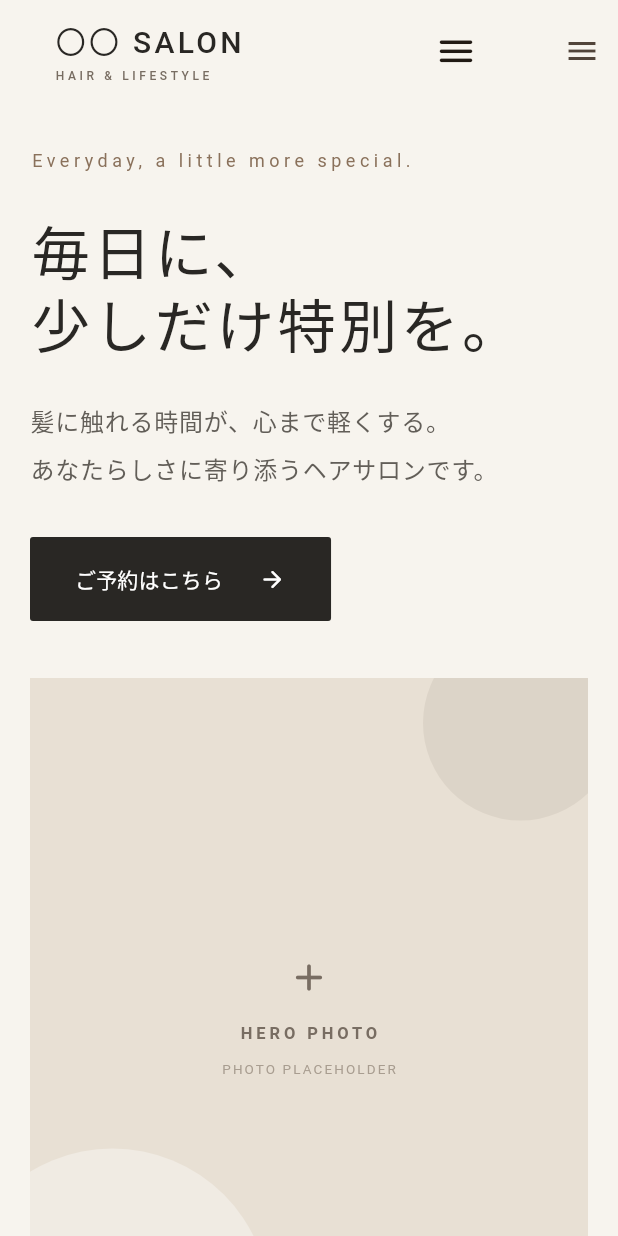
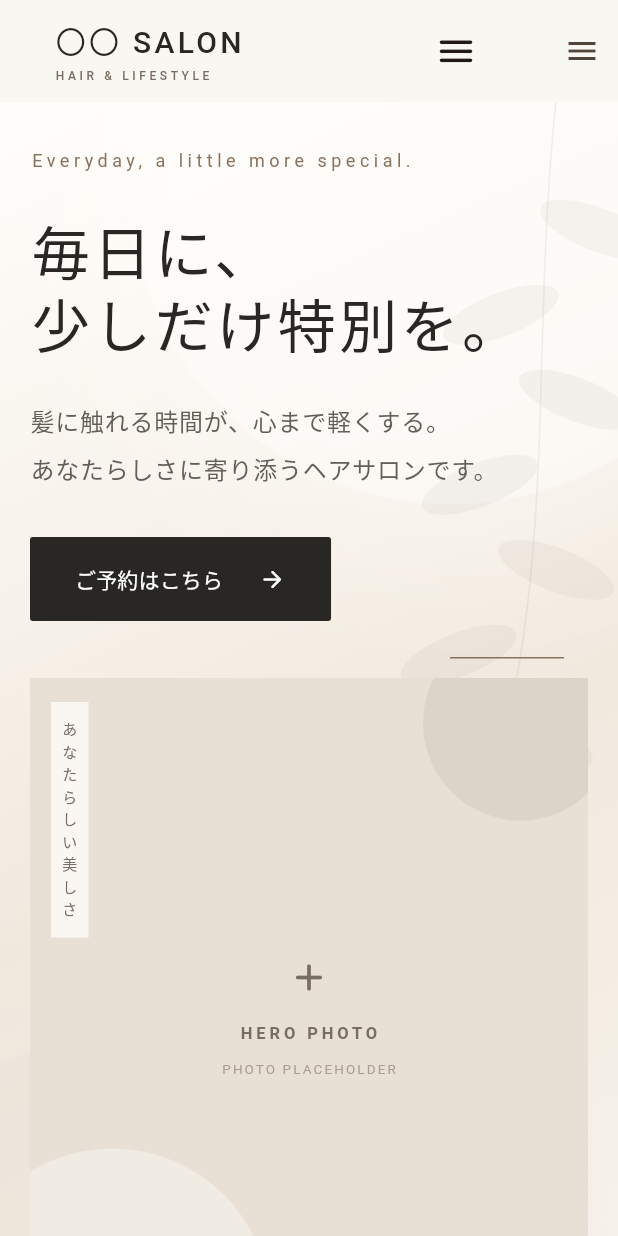
Before and after one commit to takuya42/portfolio, a Flutter app: the screen it shows after launch, after a tap on the "menu" icon, after a tap on "ご予約はこちら", on a phone screen of 412 x 824 dp. Run offline on Flutter 3.47's test engine with Material 3 defaults, Android fonts, the light colour scheme and no system bars.

Commit message:
Elevate salon visuals with ambient motion

```diff
--- /dev/null
+++ b/lib/widgets/common/ambient_background.dart
@@ -0,0 +1,207 @@
+import 'dart:math' as math;
+
+import 'package:flutter/material.dart';
+
+import '../../core/app_colors.dart';
+
+/// A quiet, reusable salon backdrop made entirely with Flutter primitives.
+///
+/// The long animation cycle is intentional: the light and botanical shadows
+/// should be felt rather than watched. Reduced-motion preferences are honored.
+class AmbientBackground extends StatefulWidget {
+  const AmbientBackground({required this.child, super.key});
+
+  final Widget child;
+
+  @override
+  State<AmbientBackground> createState() => _AmbientBackgroundState();
+}
+
+class _AmbientBackgroundState extends State<AmbientBackground>
+    with SingleTickerProviderStateMixin {
+  late final AnimationController _controller;
+
+  @override
+  void initState() {
+    super.initState();
+    _controller = AnimationController(
+      vsync: this,
+      duration: const Duration(seconds: 24),
+    );
+  }
+
+  @override
+  void didChangeDependencies() {
+    super.didChangeDependencies();
+    if (MediaQuery.disableAnimationsOf(context)) {
+      _controller.stop();
+    } else if (!_controller.isAnimating) {
+      _controller.repeat(reverse: true);
+    }
+  }
+
+  @override
+  void dispose() {
+    _controller.dispose();
+    super.dispose();
+  }
+
+  @override
+  Widget build(BuildContext context) {
+    return ClipRect(
+      child: AnimatedBuilder(
+        animation: _controller,
+        child: widget.child,
+        builder: (context, child) {
+          final phase = MediaQuery.disableAnimationsOf(context)
+              ? .35
+              : _controller.value;
+          return Stack(
+            children: [
+              const Positioned.fill(child: _SoftGradient()),
+              Positioned(
+                top: -170 + (phase * 18),
+                right: -110 + (phase * 14),
+                child: _BlurredOrb(
+                  size: 430,
+                  color: AppColors.white.withValues(alpha: .42),
+                ),
+              ),
+              Positioned(
+                bottom: -210 + (phase * 22),
+                left: -150 + (phase * 10),
+                child: _BlurredOrb(
+                  size: 480,
+                  color: AppColors.sand.withValues(alpha: .32),
+                ),
+              ),
+              Positioned.fill(
+                child: Transform.translate(
+                  offset: Offset(phase * 7, phase * 4),
+                  child: Transform.rotate(
+                    angle: (phase - .5) * .012,
+                    alignment: Alignment.topRight,
+                    child: CustomPaint(
+                      painter: _BotanicalLightPainter(progress: phase),
+                    ),
+                  ),
+                ),
+              ),
+              if (child != null) child,
+            ],
+          );
+        },
+      ),
+    );
+  }
+}
+
+class _SoftGradient extends StatelessWidget {
+  const _SoftGradient();
+
+  @override
+  Widget build(BuildContext context) {
+    return const DecoratedBox(
+      decoration: BoxDecoration(
+        gradient: LinearGradient(
+          begin: Alignment.topLeft,
+          end: Alignment.bottomRight,
+          colors: [Color(0xFFFFFEFB), Color(0xFFF1E9DE), Color(0xFFF8F5EF)],
+          stops: [0, .52, 1],
+        ),
+      ),
+    );
+  }
+}
+
+class _BlurredOrb extends StatelessWidget {
+  const _BlurredOrb({required this.size, required this.color});
+
+  final double size;
+  final Color color;
+
+  @override
+  Widget build(BuildContext context) {
+    return Container(
+      width: size,
+      height: size,
+      decoration: BoxDecoration(
+        shape: BoxShape.circle,
+        color: color,
+        boxShadow: [
+          BoxShadow(color: color, blurRadius: 80, spreadRadius: 34),
+        ],
+      ),
+    );
+  }
+}
+
+class _BotanicalLightPainter extends CustomPainter {
+  const _BotanicalLightPainter({required this.progress});
+
+  final double progress;
+
+  @override
+  void paint(Canvas canvas, Size size) {
+    final shadow = Paint()
+      ..color = AppColors.taupe.withValues(alpha: .065)
+      ..style = PaintingStyle.fill;
+    final stem = Paint()
+      ..color = AppColors.taupe.withValues(alpha: .1)
+      ..style = PaintingStyle.stroke
+      ..strokeWidth = 1.1;
+
+    final origin = Offset(size.width * .9, -30);
+    final path = Path()
+      ..moveTo(origin.dx, origin.dy)
+      ..cubicTo(
+        size.width * .84,
+        size.height * .18,
+        size.width * .91,
+        size.height * .34,
+        size.width * .76,
+        size.height * .55,
+      );
+    canvas.drawPath(path, stem);
+
+    for (var index = 0; index < 7; index++) {
+      final distance = index / 7;
+      final center = Offset(
+        size.width * (.89 - distance * .12),
+        size.height * (.08 + distance * .44),
+      );
+      final side = index.isEven ? 1.0 : -1.0;
+      canvas.save();
+      canvas.translate(center.dx, center.dy);
+      canvas.rotate(side * (.35 + math.sin(progress * math.pi) * .02));
+      canvas.drawOval(
+        Rect.fromCenter(
+          center: Offset(side * 31, 0),
+          width: 82,
+          height: 29,
+        ),
+        shadow,
+      );
+      canvas.restore();
+    }
+
+    final curve = Paint()
+      ..color = AppColors.accent.withValues(alpha: .14 * progress)
+      ..style = PaintingStyle.stroke
+      ..strokeWidth = .8;
+    canvas.drawArc(
+      Rect.fromCircle(
+        center: Offset(size.width * .08, size.height * .73),
+        radius: size.width * .24,
+      ),
+      -1.1,
+      1.8,
+      false,
+      curve,
+    );
+  }
+
+  @override
+  bool shouldRepaint(_BotanicalLightPainter oldDelegate) =>
+      oldDelegate.progress != progress;
+}
--- a/lib/widgets/common/motion.dart
+++ b/lib/widgets/common/motion.dart
@@ -1,4 +1,6 @@
 import 'package:flutter/material.dart';
+
+import '../../core/app_colors.dart';
 
 /// Fades and lifts its child the first time it enters the viewport.
 ///
@@ -144,3 +146,47 @@ class _HoverLiftState extends State<HoverLift> {
     );
   }
 }
+
+/// Gently zooms media and washes it with a warm translucent overlay on hover.
+class HoverMedia extends StatefulWidget {
+  const HoverMedia({required this.child, super.key});
+
+  final Widget child;
+
+  @override
+  State<HoverMedia> createState() => _HoverMediaState();
+}
+
+class _HoverMediaState extends State<HoverMedia> {
+  bool _hovered = false;
+
+  @override
+  Widget build(BuildContext context) {
+    final reduceMotion = MediaQuery.maybeOf(context)?.disableAnimations ?? false;
+    final active = _hovered && !reduceMotion;
+    return MouseRegion(
+      cursor: SystemMouseCursors.click,
+      onEnter: (_) => setState(() => _hovered = true),
+      onExit: (_) => setState(() => _hovered = false),
+      child: ClipRect(
+        child: Stack(
+          fit: StackFit.expand,
+          children: [
+            AnimatedScale(
+              scale: active ? 1.035 : 1,
+              duration: const Duration(milliseconds: 450),
+              curve: Curves.easeOutCubic,
+              child: widget.child,
+            ),
+            IgnorePointer(
+              child: AnimatedContainer(
+                duration: const Duration(milliseconds: 350),
+                color: AppColors.accent.withValues(alpha: active ? .08 : 0),
+              ),
+            ),
+          ],
+        ),
+      ),
+    );
+  }
+}
--- a/lib/widgets/sections/header.dart
+++ b/lib/widgets/sections/header.dart
@@ -1,3 +1,5 @@
+import 'dart:ui';
+
 import 'package:flutter/material.dart';
 
 import '../../core/app_colors.dart';
@@ -62,11 +64,23 @@ class _HeaderState extends State<Header> {
       toolbarHeight: context.isMobile ? 68 : 82,
       automaticallyImplyLeading: false,
       surfaceTintColor: Colors.transparent,
-      backgroundColor: _isScrolled
-          ? AppColors.white.withValues(alpha: .96)
-          : AppColors.ivory,
+      backgroundColor: Colors.transparent,
       shadowColor: const Color(0x18292724),
       elevation: _isScrolled ? 3 : 0,
+      flexibleSpace: ClipRect(
+        child: BackdropFilter(
+          filter: ImageFilter.blur(
+            sigmaX: _isScrolled ? 12 : 4,
+            sigmaY: _isScrolled ? 12 : 4,
+          ),
+          child: AnimatedContainer(
+            duration: const Duration(milliseconds: 300),
+            color: _isScrolled
+                ? AppColors.white.withValues(alpha: .88)
+                : AppColors.ivory.withValues(alpha: .72),
+          ),
+        ),
+      ),
       title: Center(
         child: ConstrainedBox(
           constraints: const BoxConstraints(maxWidth: Breakpoints.maxContent),
@@ -78,19 +92,9 @@ class _HeaderState extends State<Header> {
                 const Spacer(),
                 if (context.isDesktop) ...[
                   for (final item in navItems.skip(1))
-                    TextButton(
-                      onPressed: () => widget.onNavigate(item.$2),
-                      style: TextButton.styleFrom(
-                        foregroundColor: AppColors.charcoal,
-                        padding: const EdgeInsets.symmetric(horizontal: 10),
-                      ),
-                      child: Text(
-                        item.$1,
-                        style: const TextStyle(
-                          fontSize: 11,
-                          letterSpacing: 1.3,
-                        ),
-                      ),
+                    _NavigationLink(
+                      label: item.$1,
+                      onTap: () => widget.onNavigate(item.$2),
                     ),
                   const SizedBox(width: 12),
                   FilledButton(
@@ -106,6 +110,52 @@ class _HeaderState extends State<Header> {
               ],
             ),
           ),
+        ),
+      ),
+    );
+  }
+}
+
+class _NavigationLink extends StatefulWidget {
+  const _NavigationLink({required this.label, required this.onTap});
+
+  final String label;
+  final VoidCallback onTap;
+
+  @override
+  State<_NavigationLink> createState() => _NavigationLinkState();
+}
+
+class _NavigationLinkState extends State<_NavigationLink> {
+  bool _hovered = false;
+
+  @override
+  Widget build(BuildContext context) {
+    return MouseRegion(
+      cursor: SystemMouseCursors.click,
+      onEnter: (_) => setState(() => _hovered = true),
+      onExit: (_) => setState(() => _hovered = false),
+      child: TextButton(
+        onPressed: widget.onTap,
+        style: TextButton.styleFrom(
+          foregroundColor: _hovered ? AppColors.accent : AppColors.charcoal,
+          padding: const EdgeInsets.symmetric(horizontal: 10),
+        ),
+        child: Column(
+          mainAxisSize: MainAxisSize.min,
+          children: [
+            Text(
+              widget.label,
+              style: const TextStyle(fontSize: 11, letterSpacing: 1.3),
+            ),
+            const SizedBox(height: 4),
+            AnimatedContainer(
+              duration: const Duration(milliseconds: 240),
+              width: _hovered ? 22 : 0,
+              height: 1,
+              color: AppColors.accent,
+            ),
+          ],
         ),
       ),
     );
--- a/lib/widgets/sections/hero_section.dart
+++ b/lib/widgets/sections/hero_section.dart
@@ -4,6 +4,7 @@ import '../../core/app_assets.dart';
 import '../../core/app_colors.dart';
 import '../../core/responsive.dart';
 import '../../core/salon_data.dart';
+import '../common/ambient_background.dart';
 import '../common/motion.dart';
 import '../common/salon_image.dart';
 import '../common/section_container.dart';
@@ -15,8 +16,9 @@ class HeroSection extends StatelessWidget {
 
   @override
   Widget build(BuildContext context) {
-    return SectionContainer(
-      backgroundColor: AppColors.ivory,
+    return AmbientBackground(
+      child: SectionContainer(
+        backgroundColor: Colors.transparent,
         padding: EdgeInsets.fromLTRB(
           context.horizontalPadding,
           context.isMobile ? 28 : 48,
@@ -38,6 +40,7 @@ class HeroSection extends StatelessWidget {
                   const SizedBox(width: 60),
                   Expanded(flex: 10, child: _buildVisual(context)),
                 ],
+              ),
       ),
     );
   }
@@ -99,7 +102,10 @@ class HeroSection extends StatelessWidget {
   }
 
   Widget _buildVisual(BuildContext context) {
-    return Stack(
+    return RevealOnScroll(
+      delay: const Duration(milliseconds: 460),
+      offset: 18,
+      child: Stack(
         clipBehavior: Clip.none,
         children: [
           AspectRatio(
@@ -111,11 +117,19 @@ class HeroSection extends StatelessWidget {
             ),
           ),
           Positioned(
+            left: context.isMobile ? 14 : -28,
+            top: context.isMobile ? 16 : 34,
+            child: const _VerticalCaption(),
+          ),
+          Positioned(
             right: context.isMobile ? 12 : -20,
             bottom: -22,
             child: Container(
               color: AppColors.charcoal,
-            padding: const EdgeInsets.symmetric(horizontal: 20, vertical: 14),
+              padding: const EdgeInsets.symmetric(
+                horizontal: 20,
+                vertical: 14,
+              ),
               child: const Text(
                 'BEAUTY IN YOUR WAY',
                 style: TextStyle(
@@ -126,7 +140,34 @@ class HeroSection extends StatelessWidget {
               ),
             ),
           ),
+          Positioned(
+            right: context.isMobile ? 16 : -34,
+            top: context.isMobile ? -14 : 18,
+            child: Container(width: 76, height: 1, color: AppColors.accent),
+          ),
         ],
+      ),
     );
   }
 }
+
+class _VerticalCaption extends StatelessWidget {
+  const _VerticalCaption();
+
+  @override
+  Widget build(BuildContext context) {
+    return Container(
+      color: AppColors.white.withValues(alpha: .78),
+      padding: const EdgeInsets.symmetric(horizontal: 7, vertical: 11),
+      child: const Text(
+        'あ\nな\nた\nら\nし\nい\n美\nし\nさ',
+        style: TextStyle(
+          color: AppColors.taupe,
+          fontSize: 10,
+          height: 1.45,
+          letterSpacing: 1,
+        ),
+      ),
+    );
+  }
+}
--- a/lib/widgets/sections/menu_section.dart
+++ b/lib/widgets/sections/menu_section.dart
@@ -28,8 +28,10 @@ class MenuSection extends StatelessWidget {
             constraints: const BoxConstraints(maxWidth: 850),
             child: Column(
               children: [
-                for (final item in SalonData.menu)
-                  HoverLift(
+                for (final (index, item) in SalonData.menu.indexed)
+                  RevealOnScroll(
+                    delay: Duration(milliseconds: index * 70),
+                    child: HoverLift(
                       borderRadius: 0,
                       child: Container(
                         padding: const EdgeInsets.symmetric(
@@ -71,6 +73,7 @@ class MenuSection extends StatelessWidget {
                         ),
                       ),
                     ),
+                  ),
               ],
             ),
           ),
--- a/lib/widgets/sections/staff_section.dart
+++ b/lib/widgets/sections/staff_section.dart
@@ -43,16 +43,20 @@ class StaffSection extends StatelessWidget {
             itemBuilder: (context, index) {
               final staff = SalonData.staff[index];
 
-              return HoverLift(
+              return RevealOnScroll(
+                delay: Duration(milliseconds: index * 100),
+                child: HoverLift(
                   borderRadius: 0,
                   child: Column(
                     crossAxisAlignment: CrossAxisAlignment.start,
                     children: [
                       Expanded(
+                        child: HoverMedia(
                           child: SalonImage(
                             assetPath: AppAssets.staff[index],
                             semanticLabel: '${staff.name}のプロフィール写真',
                             label: 'PORTRAIT',
+                          ),
                         ),
                       ),
                       const SizedBox(height: 18),
@@ -67,7 +71,10 @@ class StaffSection extends StatelessWidget {
                       const SizedBox(height: 7),
                       Text(
                         staff.name,
-                      style: const TextStyle(fontSize: 19, letterSpacing: 1),
+                        style: const TextStyle(
+                          fontSize: 19,
+                          letterSpacing: 1,
+                        ),
                       ),
                       const SizedBox(height: 8),
                       Text(
@@ -75,6 +82,7 @@ class StaffSection extends StatelessWidget {
                         style: Theme.of(context).textTheme.bodyMedium,
                       ),
                     ],
+                  ),
                 ),
               );
             },
--- a/lib/widgets/sections/style_section.dart
+++ b/lib/widgets/sections/style_section.dart
@@ -38,10 +38,12 @@ class StyleSection extends StatelessWidget {
             ),
             itemBuilder: (context, index) => RevealOnScroll(
               delay: Duration(milliseconds: index * 80),
-              child: SalonImage(
-                assetPath: AppAssets.styles[index],
-                semanticLabel: 'ヘアスタイル ${index + 1}',
-                label: 'STYLE 0${index + 1}',
+              child: HoverMedia(
+                child: SalonImage(
+                  assetPath: AppAssets.styles[index],
+                  semanticLabel: 'ヘアスタイル ${index + 1}',
+                  label: 'STYLE 0${index + 1}',
+                ),
               ),
             ),
           ),
```
Lines whose indentation alone changed are shown as unchanged.
